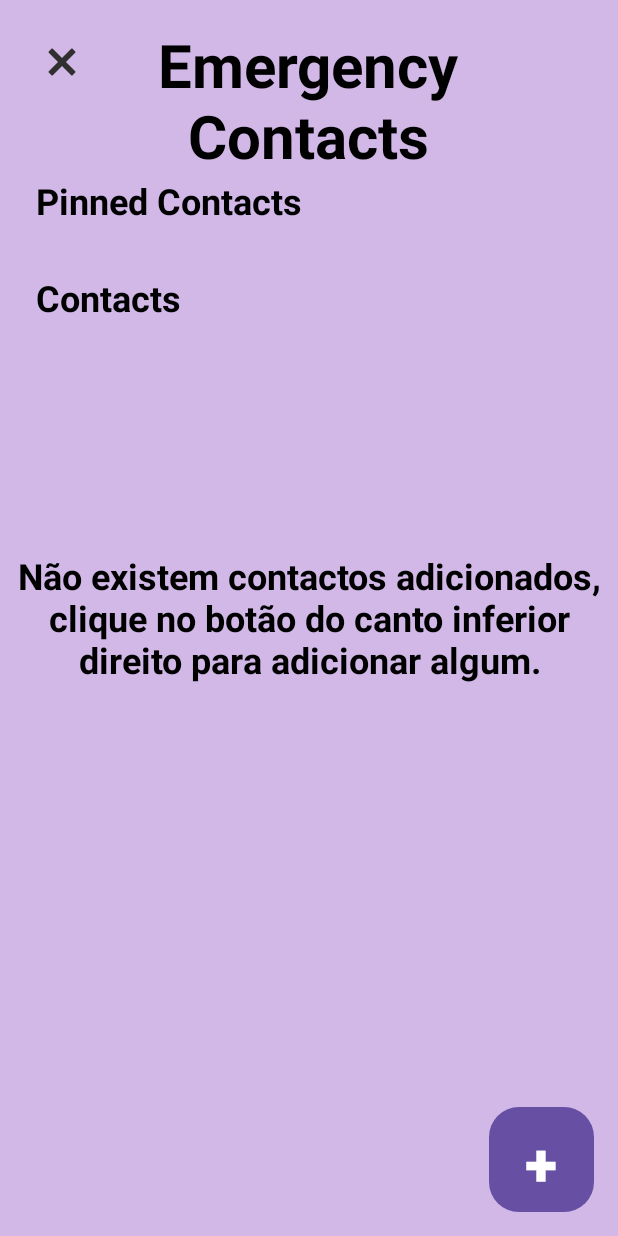
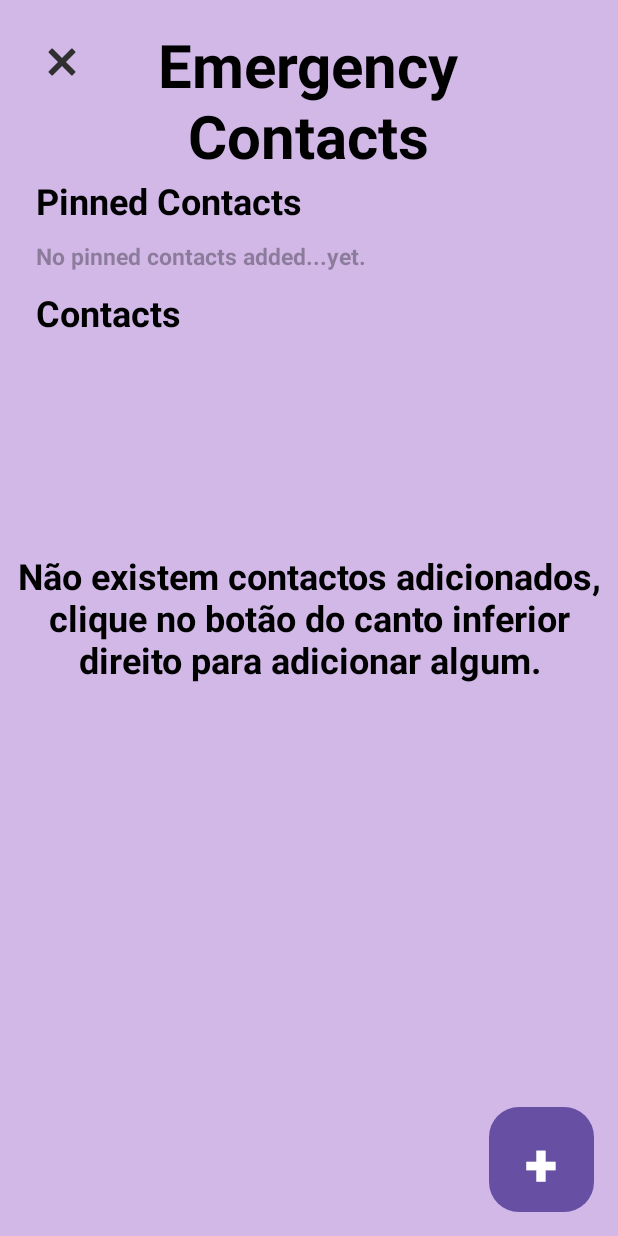
Before and after one commit to miguellobato96/Alertify, an Android app: the SosContacts screen opened directly, with no data from a screen before it, on a phone screen of 412 x 824 dp. Run offline under Robolectric (Android 15) with nearby library versions, the light colour scheme and no system bars.

Commit message:
changed version

```diff
--- a/app/src/main/res/layout/activity_sos_contact_list.xml
+++ b/app/src/main/res/layout/activity_sos_contact_list.xml
@@ -69,9 +69,13 @@
                 android:visibility="visible" />
 
             <!-- Gap for pinned contacts -->
-            <View
+            <TextView
                 android:id="@+id/pinned_contacts_gap"
                 android:layout_width="match_parent"
+                android:hint="No pinned contacts added...yet."
+                android:layout_marginTop="10dp"
+                android:textStyle="bold"
+                android:textSize="15sp"
                 android:layout_height="32dp" />
 
 
--- a/gradle/libs.versions.toml
+++ b/gradle/libs.versions.toml
@@ -1,5 +1,5 @@
 [versions]
-agp = "8.7.1"
+agp = "8.6.0"
 junit = "4.13.2"
 junitVersion = "1.2.1"
 espressoCore = "3.6.1"
```
